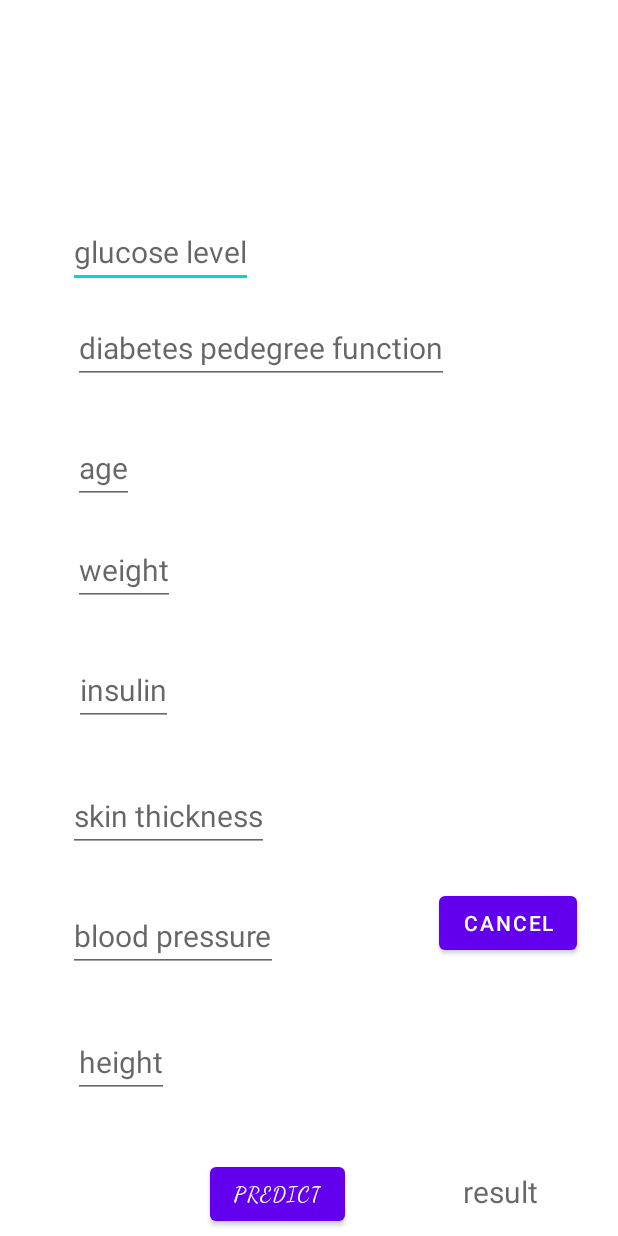
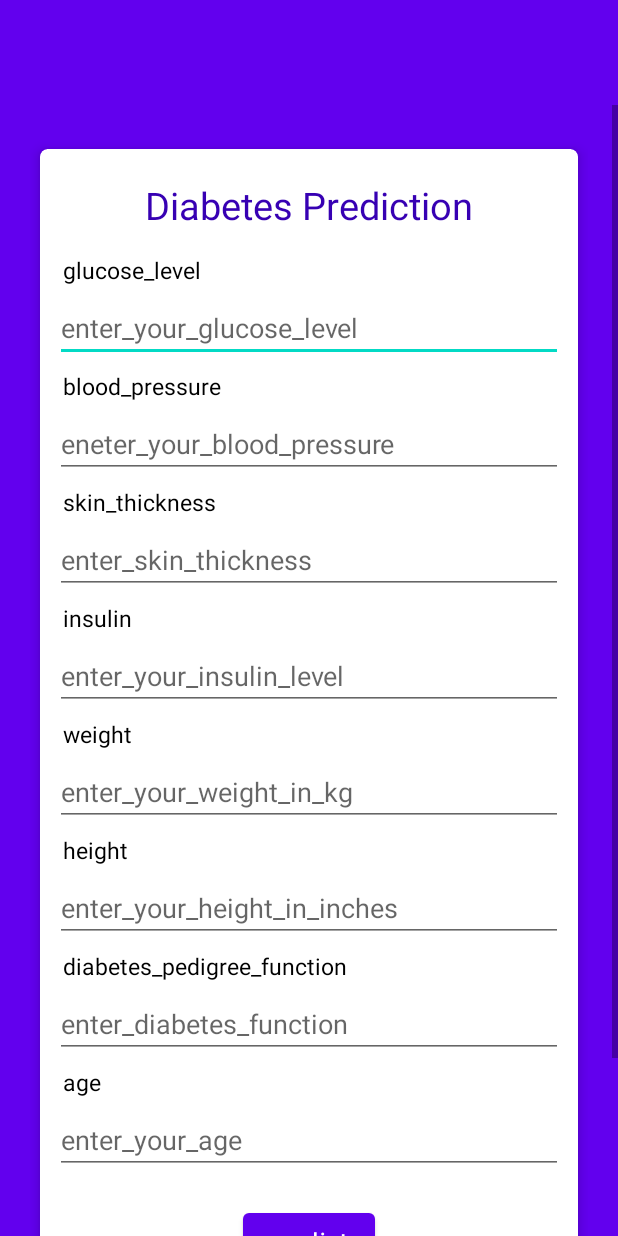
Before and after one commit to KarepeN/Diabetes_Prediction, an Android app: the layout activity_prediction.xml on its own in the app's theme, with its tools: preview values and no code run, on a phone screen of 412 x 824 dp. Run offline under Robolectric (Android 15) with nearby library versions, the phone set to English and light mode, and no system bars.

Commit message:
update activity_prediction.xml

```diff
--- a/app/src/main/res/layout/activity_prediction.xml
+++ b/app/src/main/res/layout/activity_prediction.xml
@@ -1,172 +1,216 @@
 <?xml version="1.0" encoding="utf-8"?>
-<androidx.constraintlayout.widget.ConstraintLayout xmlns:android="http://schemas.android.com/apk/res/android"
+<LinearLayout xmlns:android="http://schemas.android.com/apk/res/android"
     xmlns:app="http://schemas.android.com/apk/res-auto"
     xmlns:tools="http://schemas.android.com/tools"
     android:layout_width="match_parent"
     android:layout_height="match_parent"
-    tools:context=".Prediction">
+    android:orientation="vertical"
+    android:background="@color/purple_500"
+     tools:context=".MainActivity">
+<LinearLayout
+        android:layout_width="match_parent"
+        android:layout_height="60dp"
 
-   <Button
-        android:id="@+id/button1"
-        android:layout_width="wrap_content"
-        android:layout_height="wrap_content"
-        android:layout_marginLeft="140dp"
-        android:layout_marginBottom="4dp"
-        android:fontFamily="cursive"
-        android:onClick="Pre"
-        android:text="predict"
-        app:layout_constraintBottom_toBottomOf="parent"
-        app:layout_constraintEnd_toEndOf="parent"
-        app:layout_constraintHorizontal_bias="0.0"
-        app:layout_constraintStart_toStartOf="parent" />
+        android:orientation="horizontal"
+        >
+        <ImageView
+            android:id="@+id/imgBack"
 
-    <EditText
+            android:layout_width="wrap_content"
+            android:layout_height="wrap_content"
 
-        android:id="@+id/textView1"
-        android:layout_width="wrap_content"
-        android:layout_height="wrap_content"
-        android:layout_marginLeft="45dp"
-        android:layout_marginBottom="632dp"
-        android:hint="glucose level"
-
-        android:textSize="20dp"
-        app:layout_constraintBottom_toBottomOf="parent"
-        app:layout_constraintEnd_toEndOf="parent"
-        app:layout_constraintHorizontal_bias="0.0"
-        app:layout_constraintStart_toStartOf="parent" />
-
-    <EditText
-
-        android:id="@+id/textView2"
-        android:layout_width="wrap_content"
-        android:layout_height="wrap_content"
-        android:layout_marginLeft="45dp"
-        android:layout_marginBottom="176dp"
-        android:hint="blood pressure"
-
-        android:textSize="20dp"
-        app:layout_constraintBottom_toBottomOf="parent"
-        app:layout_constraintEnd_toEndOf="parent"
-        app:layout_constraintHorizontal_bias="0.0"
-        app:layout_constraintStart_toStartOf="parent" />
-
-    <EditText
-
-        android:id="@+id/textView4"
-        android:layout_width="wrap_content"
-        android:layout_height="wrap_content"
-        android:layout_marginLeft="45dp"
-        android:layout_marginBottom="340dp"
-        android:hint="insulin"
-
-        android:textSize="20dp"
-        app:layout_constraintBottom_toBottomOf="parent"
-        app:layout_constraintEnd_toEndOf="parent"
-        app:layout_constraintHorizontal_bias="0.014"
-        app:layout_constraintStart_toStartOf="parent" />
-
-    <EditText
-
-        android:id="@+id/textView3"
-        android:layout_width="wrap_content"
-        android:layout_height="wrap_content"
-        android:layout_marginLeft="45dp"
-        android:layout_marginBottom="256dp"
-        android:hint="skin thickness"
-
-        android:textSize="20dp"
-        app:layout_constraintBottom_toBottomOf="parent"
-        app:layout_constraintEnd_toEndOf="parent"
-        app:layout_constraintHorizontal_bias="0.0"
-        app:layout_constraintStart_toStartOf="parent" />
-
-    <EditText
-
-        android:id="@+id/textView5"
-        android:layout_width="wrap_content"
-        android:layout_height="wrap_content"
-        android:layout_marginLeft="45dp"
-        android:layout_marginBottom="420dp"
-        android:hint="weight"
-
-        android:textSize="20dp"
-        app:layout_constraintBottom_toBottomOf="parent"
-        app:layout_constraintEnd_toEndOf="parent"
-        app:layout_constraintHorizontal_bias="0.011"
-        app:layout_constraintStart_toStartOf="parent" />
-
-    <EditText
-
-        android:id="@+id/textView6"
-        android:layout_width="wrap_content"
-        android:layout_height="wrap_content"
-        android:layout_marginLeft="45dp"
-        android:layout_marginBottom="92dp"
-        android:hint="height"
-
-        android:textSize="20dp"
-        app:layout_constraintBottom_toBottomOf="parent"
-        app:layout_constraintEnd_toEndOf="parent"
-        app:layout_constraintHorizontal_bias="0.011"
-        app:layout_constraintStart_toStartOf="parent" />
-
-    <EditText
-
-        android:id="@+id/textView7"
-        android:layout_width="wrap_content"
-        android:layout_height="wrap_content"
-        android:layout_marginLeft="45dp"
-        android:layout_marginBottom="488dp"
-        android:hint="age"
-
-        android:textSize="20dp"
-        app:layout_constraintBottom_toBottomOf="parent"
-        app:layout_constraintEnd_toEndOf="parent"
-        app:layout_constraintHorizontal_bias="0.01"
-        app:layout_constraintStart_toStartOf="parent" />
-
-    <EditText
-
-        android:id="@+id/textView8"
-        android:layout_width="wrap_content"
-        android:layout_height="wrap_content"
-        android:layout_marginBottom="568dp"
-        android:hint="diabetes pedegree function"
-
-        android:textSize="20dp"
-        app:layout_constraintBottom_toBottomOf="parent"
-        app:layout_constraintEnd_toEndOf="parent"
-        app:layout_constraintHorizontal_bias="0.0"
-        app:layout_constraintStart_toStartOf="@+id/textView7" />
+            android:layout_gravity="center_vertical"
+            app:tint="@color/white"
+            android:contentDescription="@string/app_name" />
 
 
-    <TextView
-
-        android:id="@+id/textView9"
-        android:layout_width="wrap_content"
-        android:layout_height="wrap_content"
-        android:layout_marginLeft="45dp"
-        android:layout_marginBottom="16dp"
-        android:hint="result"
-
-        android:textSize="20dp"
-        app:layout_constraintBottom_toBottomOf="parent"
-        app:layout_constraintEnd_toEndOf="parent"
-        app:layout_constraintHorizontal_bias="0.831"
-        app:layout_constraintStart_toStartOf="parent" />
-
-    <Button
-     android:id="@+id/button6"
-     android:layout_width="wrap_content"
-     android:layout_height="wrap_content"
-     android:onClick="onclickcancelBtn"
-     android:text="Cancel"
-     app:layout_constraintBottom_toBottomOf="parent"
-     app:layout_constraintEnd_toEndOf="parent"
-     app:layout_constraintHorizontal_bias="0.915"
-     app:layout_constraintStart_toStartOf="parent"
-     app:layout_constraintTop_toTopOf="parent"
-     app:layout_constraintVertical_bias="0.762" />
+    </LinearLayout>
+    <ScrollView
+        android:layout_marginTop="10dp"
+        android:layout_width="match_parent"
+        android:layout_height="wrap_content">
 
 
-</androidx.constraintlayout.widget.ConstraintLayout>
+        <LinearLayout
+            android:layout_width="match_parent"
+            android:layout_height="wrap_content"
+            android:orientation="vertical"
+            android:padding="20dp">
+
+            <androidx.cardview.widget.CardView
+                android:layout_width="match_parent"
+                android:layout_height="wrap_content"
+                android:background="@color/white"
+                app:cardCornerRadius="5dp"
+                app:cardElevation="5dp"
+                app:cardUseCompatPadding="true">
+
+                <LinearLayout
+                    android:layout_width="match_parent"
+                    android:layout_height="wrap_content"
+                    android:orientation="vertical"
+                    android:padding="10dp">
+                    <TextView
+                        android:layout_width="wrap_content"
+                        android:layout_height="wrap_content"
+                        android:text="Diabetes Prediction"
+                        android:textSize="25sp"
+                        android:layout_gravity="center_horizontal"
+                        android:layout_margin="10dp"
+                        android:textColor="@color/purple_700"
+                        />
+                    <TextView
+                        android:layout_width="wrap_content"
+                        android:layout_height="wrap_content"
+                        android:text="glucose_level"
+                        android:textSize="15sp"
+                        android:textColor="@color/black"
+                        android:padding="5dp"
+                        />
+                    <EditText
+
+                        android:layout_width="match_parent"
+                        android:layout_height="wrap_content"
+                        android:inputType="number"
+                        android:hint="enter_your_glucose_level"
+                        android:id="@+id/etGlucose"
+                        />
+                    <TextView
+                        android:layout_width="wrap_content"
+                        android:layout_height="wrap_content"
+                        android:text="blood_pressure"
+                        android:textSize="15sp"
+                        android:textColor="@color/black"
+                        android:padding="5dp"
+                        />
+                    <EditText
+                        android:layout_width="match_parent"
+                        android:layout_height="wrap_content"
+                        android:inputType="number"
+                        android:hint="eneter_your_blood_pressure"
+                        android:id="@+id/etBloodP"
+                        />
+                    <TextView
+                        android:layout_width="wrap_content"
+                        android:layout_height="wrap_content"
+                        android:text="skin_thickness"
+                        android:textSize="15sp"
+                        android:textColor="@color/black"
+                        android:padding="5dp"
+                        />
+                    <EditText
+                        android:layout_width="match_parent"
+                        android:layout_height="wrap_content"
+                        android:inputType="number"
+                        android:hint="enter_skin_thickness"
+                        android:id="@+id/etSkinThick"
+                        />
+                    <TextView
+                        android:layout_width="wrap_content"
+                        android:layout_height="wrap_content"
+                        android:text="insulin"
+                        android:textSize="15sp"
+                        android:textColor="@color/black"
+                        android:padding="5dp"
+                        />
+                    <EditText
+                        android:layout_width="match_parent"
+                        android:layout_height="wrap_content"
+                        android:inputType="number"
+                        android:hint="enter_your_insulin_level"
+                        android:id="@+id/etInsulin"
+                        />
+                    <TextView
+                        android:layout_width="wrap_content"
+                        android:layout_height="wrap_content"
+                        android:text="weight"
+                        android:textSize="15sp"
+                        android:textColor="@color/black"
+                        android:padding="5dp"
+                        />
+                    <EditText
+                        android:layout_width="match_parent"
+                        android:layout_height="wrap_content"
+                        android:inputType="number"
+                        android:hint="enter_your_weight_in_kg"
+                        android:id="@+id/etWeight"
+                        />
+                    <TextView
+                        android:layout_width="wrap_content"
+                        android:layout_height="wrap_content"
+                        android:text="height"
+                        android:textSize="15sp"
+                        android:textColor="@color/black"
+                        android:padding="5dp"
+                        />
+                    <EditText
+                        android:layout_width="match_parent"
+                        android:layout_height="wrap_content"
+                        android:inputType="number"
+                        android:hint="enter_your_height_in_inches"
+                        android:id="@+id/etHeight"
+                        />
+                    <TextView
+                        android:layout_width="wrap_content"
+                        android:layout_height="wrap_content"
+                        android:text="diabetes_pedigree_function"
+                        android:textSize="15sp"
+                        android:textColor="@color/black"
+                        android:padding="5dp"
+                        />
+                    <EditText
+                        android:layout_width="match_parent"
+                        android:layout_height="wrap_content"
+                        android:inputType="number"
+                        android:hint="enter_diabetes_function"
+                        android:id="@+id/etDiabetesFunction"
+                        />
+                    <TextView
+                        android:layout_width="wrap_content"
+                        android:layout_height="wrap_content"
+                        android:text="age"
+                        android:textSize="15sp"
+                        android:textColor="@color/black"
+                        android:padding="5dp"
+                        />
+                    <EditText
+                        android:layout_width="match_parent"
+                        android:layout_height="wrap_content"
+                        android:inputType="number"
+                        android:hint="enter_your_age"
+                        android:id="@+id/etAge"
+                        />
+
+                    <Button
+                        android:id="@+id/btnPredict"
+                        android:layout_width="wrap_content"
+                        android:layout_height="wrap_content"
+
+                        android:layout_gravity="center_horizontal"
+                        android:layout_marginTop="20dp"
+                        android:onClick="predict"
+                        android:text="predict"
+                        android:textAllCaps="false" />
+                    <TextView
+                        android:layout_width="wrap_content"
+                        android:layout_height="wrap_content"
+                        android:text="Result: "
+                        android:id="@+id/tvResult"
+                        android:layout_gravity="center_horizontal"
+                        android:layout_marginTop="20dp"
+                        android:layout_marginBottom="20dp"
+                        android:textSize="25sp"
+                        android:textColor="@color/black"
+                        />
+
+
+
+                </LinearLayout>
+            </androidx.cardview.widget.CardView>
+
+
+        </LinearLayout>
+    </ScrollView>
+
+
+</LinearLayout>
```
